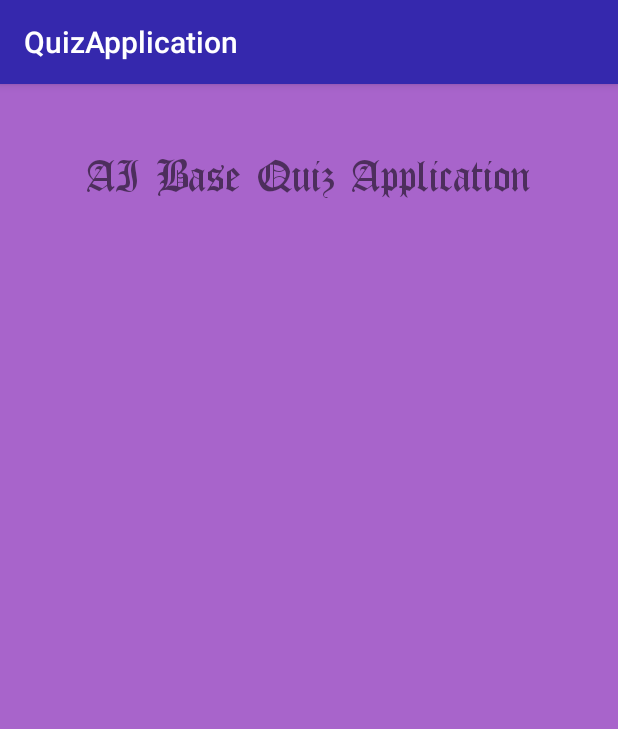
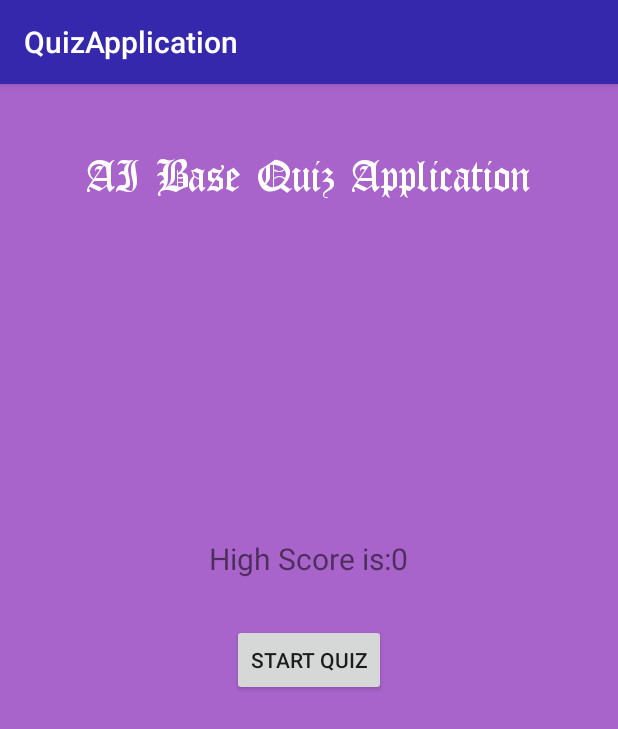
Before and after one commit to UsmanHaiderKhan/QuizApplication, an Android app: the screen it shows after launch (MainActivity), on a phone screen of 412 x 824 dp. Shown: the top 729 px of the screen. Run offline under Robolectric (Android 15) with nearby library versions, the phone set to English and light mode, and no system bars.

Commit message:
Update the Layout of the Page

```diff
--- a/app/src/main/res/layout/activity_main.xml
+++ b/app/src/main/res/layout/activity_main.xml
@@ -10,15 +10,30 @@
 
     <TextView
         android:id="@+id/text_view"
+        android:textColor="@color/textWhite"
         android:layout_width="wrap_content"
         android:layout_height="wrap_content"
-        android:text="AI Base Quiz Application"
-        android:textSize="27dp"
         android:layout_centerHorizontal="true"
         android:layout_marginTop="30dp"
-        android:fontFamily="Old English Gothic font"
-        />
+        android:text="AI Base Quiz Application"
+        android:textSize="27dp" />
 
+    <TextView
+        android:id="@+id/high_score"
+        android:layout_width="wrap_content"
+        android:layout_height="wrap_content"
+        android:layout_above="@id/start_btn"
+        android:layout_centerHorizontal="true"
+        android:layout_marginBottom="30dp"
+        android:text="High Score is:0"
+        android:textSize="20dp" />
+
+    <Button
+        android:id="@+id/start_btn"
+        android:layout_width="wrap_content"
+        android:layout_height="wrap_content"
+        android:layout_centerInParent="true"
+        android:text="Start Quiz" />
 
 
 </RelativeLayout>
```
